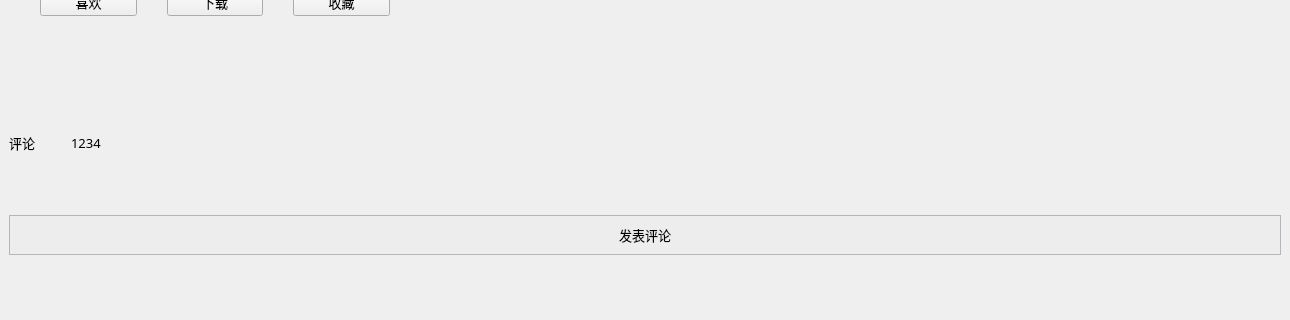
The window that window/detailwindow.ui (cuncinc/CloudMusic_Qt) describes before a commit, drawn with Qt 5; both pictures show x 0 to 1290 and y 468 to 788 of the 1290 by 788 pixel window.
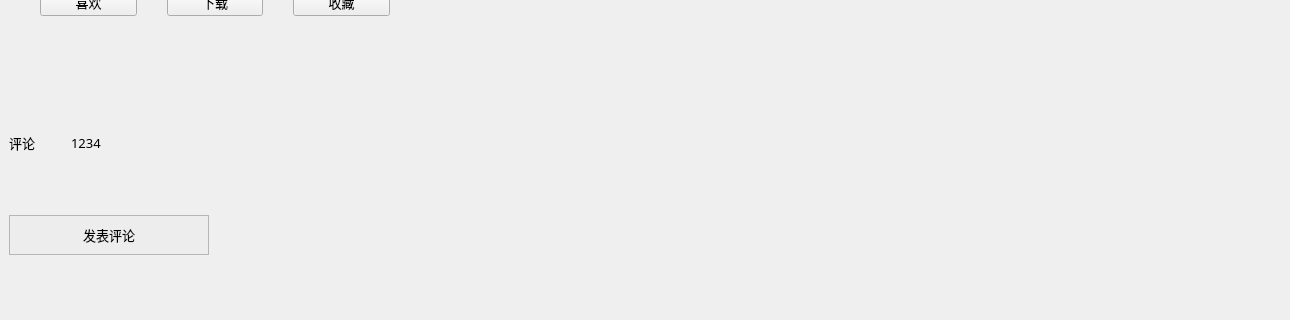
The same window after the commit. Icons and pictures are not drawn.

Diff of the .ui file:
```diff
--- a/window/detailwindow.ui
+++ b/window/detailwindow.ui
@@ -532,7 +532,7 @@
             </property>
             <property name="maximumSize">
              <size>
-              <width>16777215</width>
+              <width>200</width>
               <height>40</height>
              </size>
             </property>
```
Left out of the diff: 4 changed lines with no effect on the pictures.
